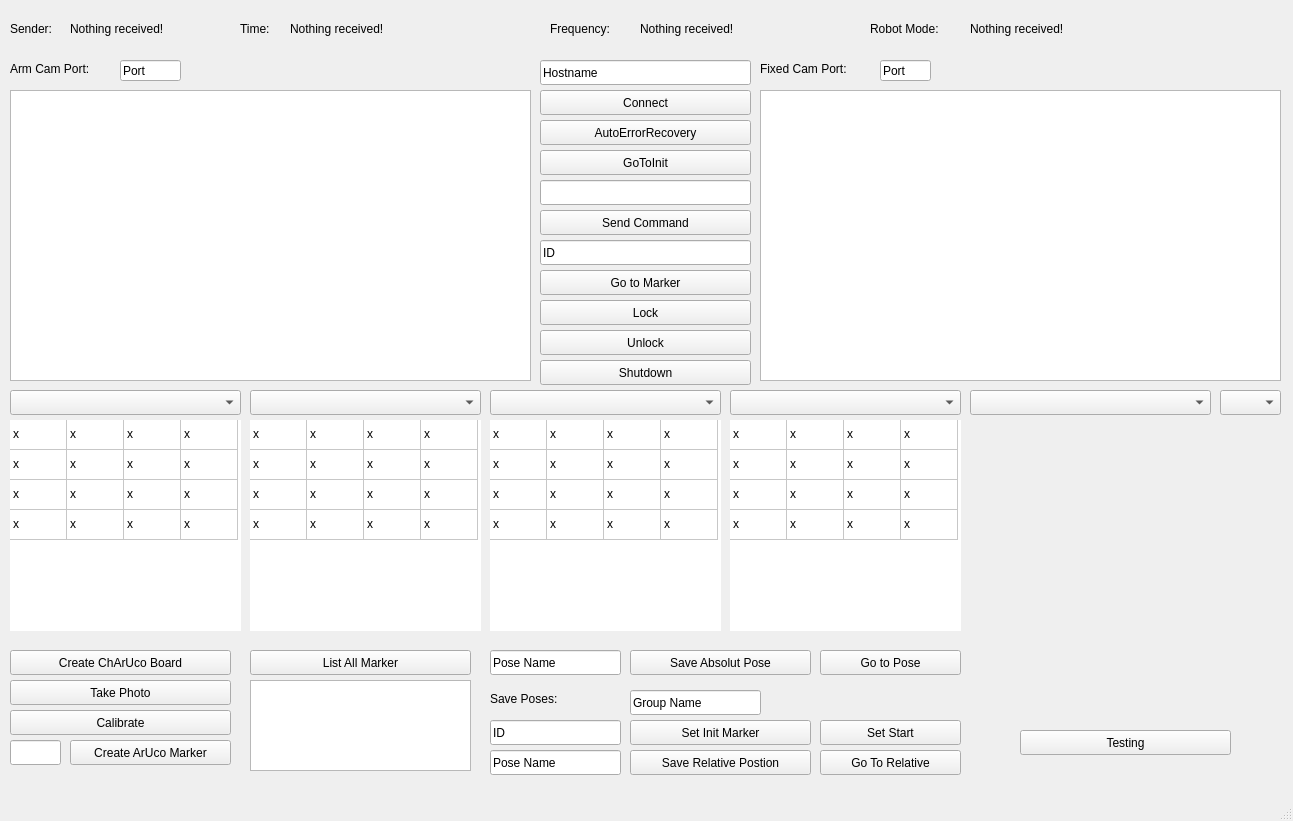
First picture: the form in user-interface/userinterface.ui, repository TheGaertner/cryopreservation-panda, before the edit.
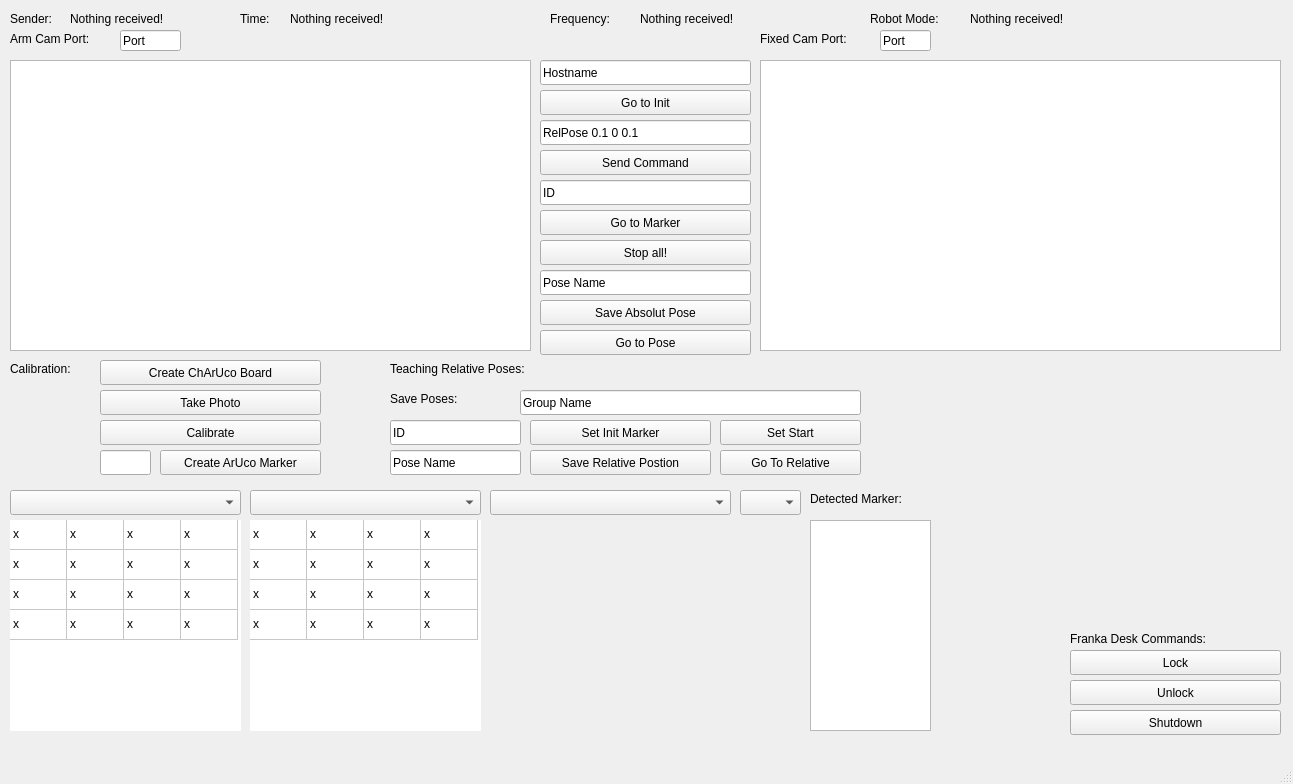
Second picture: the form after the edit. Icons and pictures are not drawn. Custom widgets are drawn as their Qt base class.

Diff of the .ui file:
```diff
--- a/user-interface/userinterface.ui
+++ b/user-interface/userinterface.ui
@@ -10,7 +10,7 @@
     <x>0</x>
     <y>0</y>
     <width>1293</width>
-    <height>821</height>
+    <height>784</height>
    </rect>
   </property>
   <property name="windowTitle">
@@ -34,7 +34,7 @@
     <property name="geometry">
      <rect>
       <x>10</x>
-      <y>420</y>
+      <y>520</y>
       <width>231</width>
       <height>211</height>
      </rect>
@@ -227,7 +227,7 @@
     <property name="geometry">
      <rect>
       <x>10</x>
-      <y>20</y>
+      <y>10</y>
       <width>61</width>
       <height>17</height>
      </rect>
@@ -240,7 +240,7 @@
     <property name="geometry">
      <rect>
       <x>70</x>
-      <y>20</y>
+      <y>10</y>
       <width>241</width>
       <height>17</height>
      </rect>
@@ -271,7 +271,7 @@
     <property name="geometry">
      <rect>
       <x>240</x>
-      <y>20</y>
+      <y>10</y>
       <width>41</width>
       <height>17</height>
      </rect>
@@ -284,7 +284,7 @@
     <property name="geometry">
      <rect>
       <x>290</x>
-      <y>20</y>
+      <y>10</y>
       <width>241</width>
       <height>17</height>
      </rect>
@@ -311,47 +311,24 @@
      <set>Qt::AlignLeading|Qt::AlignLeft|Qt::AlignVCenter</set>
     </property>
    </widget>
-   <widget class="QPushButton" name="pushButton">
-    <property name="geometry">
-     <rect>
-      <x>540</x>
-      <y>120</y>
-      <width>211</width>
-      <height>25</height>
-     </rect>
-    </property>
-    <property name="text">
-     <string>AutoErrorRecovery</string>
-    </property>
-   </widget>
-   <widget class="QPushButton" name="pushButton_2">
-    <property name="geometry">
-     <rect>
-      <x>540</x>
-      <y>90</y>
-      <width>211</width>
-      <height>25</height>
-     </rect>
-    </property>
-    <property name="text">
-     <string>Connect</string>
-    </property>
-   </widget>
    <widget class="QLineEdit" name="lineEdit">
     <property name="geometry">
      <rect>
       <x>540</x>
-      <y>180</y>
+      <y>120</y>
       <width>211</width>
       <height>25</height>
      </rect>
     </property>
+    <property name="text">
+     <string>RelPose 0.1 0 0.1</string>
+    </property>
    </widget>
    <widget class="QPushButton" name="pushButton_3">
     <property name="geometry">
      <rect>
       <x>540</x>
-      <y>210</y>
+      <y>150</y>
       <width>211</width>
       <height>25</height>
      </rect>
@@ -377,20 +354,20 @@
     <property name="geometry">
      <rect>
       <x>540</x>
-      <y>150</y>
+      <y>90</y>
       <width>211</width>
       <height>25</height>
      </rect>
     </property>
     <property name="text">
-     <string>GoToInit</string>
+     <string>Go to Init</string>
     </property>
    </widget>
    <widget class="QGraphicsView" name="graphicsView">
     <property name="geometry">
      <rect>
       <x>10</x>
-      <y>90</y>
+      <y>60</y>
       <width>521</width>
       <height>291</height>
      </rect>
@@ -399,8 +376,8 @@
    <widget class="QPushButton" name="pushButton_6">
     <property name="geometry">
      <rect>
-      <x>540</x>
-      <y>300</y>
+      <x>1070</x>
+      <y>650</y>
       <width>211</width>
       <height>25</height>
      </rect>
@@ -412,8 +389,8 @@
    <widget class="QPushButton" name="pushButton_7">
     <property name="geometry">
      <rect>
-      <x>540</x>
-      <y>330</y>
+      <x>1070</x>
+      <y>680</y>
       <width>211</width>
       <height>25</height>
      </rect>
@@ -425,8 +402,8 @@
    <widget class="QPushButton" name="pushButton_8">
     <property name="geometry">
      <rect>
-      <x>540</x>
-      <y>360</y>
+      <x>1070</x>
+      <y>710</y>
       <width>211</width>
       <height>25</height>
      </rect>
@@ -439,7 +416,7 @@
     <property name="geometry">
      <rect>
       <x>550</x>
-      <y>20</y>
+      <y>10</y>
       <width>91</width>
       <height>17</height>
      </rect>
@@ -452,7 +429,7 @@
     <property name="geometry">
      <rect>
       <x>640</x>
-      <y>20</y>
+      <y>10</y>
       <width>131</width>
       <height>17</height>
      </rect>
@@ -482,18 +459,18 @@
    <widget class="QCustomPlot" name="widget" native="true">
     <property name="geometry">
      <rect>
-      <x>970</x>
-      <y>420</y>
+      <x>490</x>
+      <y>520</y>
       <width>311</width>
-      <height>291</height>
+      <height>211</height>
      </rect>
     </property>
    </widget>
    <widget class="QComboBox" name="comboBox">
     <property name="geometry">
      <rect>
-      <x>970</x>
-      <y>390</y>
+      <x>490</x>
+      <y>490</y>
       <width>241</width>
       <height>25</height>
      </rect>
@@ -502,8 +479,8 @@
    <widget class="QComboBox" name="comboBox_2">
     <property name="geometry">
      <rect>
-      <x>1220</x>
-      <y>390</y>
+      <x>740</x>
+      <y>490</y>
       <width>61</width>
       <height>25</height>
      </rect>
@@ -513,7 +490,7 @@
     <property name="geometry">
      <rect>
       <x>10</x>
-      <y>390</y>
+      <y>490</y>
       <width>231</width>
       <height>25</height>
      </rect>
@@ -523,27 +500,7 @@
     <property name="geometry">
      <rect>
       <x>250</x>
-      <y>390</y>
-      <width>231</width>
-      <height>25</height>
-     </rect>
-    </property>
-   </widget>
-   <widget class="QComboBox" name="comboBox_5">
-    <property name="geometry">
-     <rect>
-      <x>490</x>
-      <y>390</y>
-      <width>231</width>
-      <height>25</height>
-     </rect>
-    </property>
-   </widget>
-   <widget class="QComboBox" name="comboBox_6">
-    <property name="geometry">
-     <rect>
-      <x>730</x>
-      <y>390</y>
+      <y>490</y>
       <width>231</width>
       <height>25</height>
      </rect>
@@ -556,399 +513,7 @@
     <property name="geometry">
      <rect>
       <x>250</x>
-      <y>420</y>
-      <width>231</width>
-      <height>211</height>
-     </rect>
-    </property>
-    <property name="sizePolicy">
-     <sizepolicy hsizetype="Minimum" vsizetype="Minimum">
-      <horstretch>0</horstretch>
-      <verstretch>0</verstretch>
-     </sizepolicy>
-    </property>
-    <property name="layoutDirection">
-     <enum>Qt::LeftToRight</enum>
-    </property>
-    <property name="autoFillBackground">
-     <bool>true</bool>
-    </property>
-    <property name="frameShape">
-     <enum>QFrame::NoFrame</enum>
-    </property>
-    <property name="frameShadow">
-     <enum>QFrame::Plain</enum>
-    </property>
-    <property name="verticalScrollBarPolicy">
-     <enum>Qt::ScrollBarAlwaysOff</enum>
-    </property>
-    <property name="horizontalScrollBarPolicy">
-     <enum>Qt::ScrollBarAlwaysOff</enum>
-    </property>
-    <property name="sizeAdjustPolicy">
-     <enum>QAbstractScrollArea::AdjustIgnored</enum>
-    </property>
-    <property name="autoScroll">
-     <bool>true</bool>
-    </property>
-    <property name="tabKeyNavigation">
-     <bool>true</bool>
-    </property>
-    <property name="selectionMode">
-     <enum>QAbstractItemView::NoSelection</enum>
-    </property>
-    <property name="textElideMode">
-     <enum>Qt::ElideRight</enum>
-    </property>
-    <property name="showGrid">
-     <bool>true</bool>
-    </property>
-    <property name="gridStyle">
-     <enum>Qt::SolidLine</enum>
-    </property>
-    <property name="sortingEnabled">
-     <bool>false</bool>
-    </property>
-    <property name="wordWrap">
-     <bool>false</bool>
-    </property>
-    <property name="cornerButtonEnabled">
-     <bool>false</bool>
-    </property>
-    <attribute name="horizontalHeaderVisible">
-     <bool>false</bool>
-    </attribute>
-    <attribute name="horizontalHeaderDefaultSectionSize">
-     <number>57</number>
-    </attribute>
-    <attribute name="verticalHeaderVisible">
-     <bool>false</bool>
-    </attribute>
-    <row>
-     <property name="text">
-      <string>1</string>
-     </property>
-    </row>
-    <row>
-     <property name="text">
-      <string>2</string>
-     </property>
-    </row>
-    <row>
-     <property name="text">
-      <string>3</string>
-     </property>
-    </row>
-    <row>
-     <property name="text">
-      <string>4</string>
-     </property>
-    </row>
-    <column>
-     <property name="text">
-      <string>1</string>
-     </property>
-    </column>
-    <column>
-     <property name="text">
-      <string>2</string>
-     </property>
-    </column>
-    <column>
-     <property name="text">
-      <string>3</string>
-     </property>
-    </column>
-    <column>
-     <property name="text">
-      <string>4</string>
-     </property>
-    </column>
-    <item row="0" column="0">
-     <property name="text">
-      <string>x</string>
-     </property>
-    </item>
-    <item row="0" column="1">
-     <property name="text">
-      <string>x</string>
-     </property>
-    </item>
-    <item row="0" column="2">
-     <property name="text">
-      <string>x</string>
-     </property>
-    </item>
-    <item row="0" column="3">
-     <property name="text">
-      <string>x</string>
-     </property>
-    </item>
-    <item row="1" column="0">
-     <property name="text">
-      <string>x</string>
-     </property>
-    </item>
-    <item row="1" column="1">
-     <property name="text">
-      <string>x</string>
-     </property>
-    </item>
-    <item row="1" column="2">
-     <property name="text">
-      <string>x</string>
-     </property>
-    </item>
-    <item row="1" column="3">
-     <property name="text">
-      <string>x</string>
-     </property>
-    </item>
-    <item row="2" column="0">
-     <property name="text">
-      <string>x</string>
-     </property>
-    </item>
-    <item row="2" column="1">
-     <property name="text">
-      <string>x</string>
-     </property>
-    </item>
-    <item row="2" column="2">
-     <property name="text">
-      <string>x</string>
-     </property>
-    </item>
-    <item row="2" column="3">
-     <property name="text">
-      <string>x</string>
-     </property>
-    </item>
-    <item row="3" column="0">
-     <property name="text">
-      <string>x</string>
-     </property>
-    </item>
-    <item row="3" column="1">
-     <property name="text">
-      <string>x</string>
-     </property>
-    </item>
-    <item row="3" column="2">
-     <property name="text">
-      <string>x</string>
-     </property>
-    </item>
-    <item row="3" column="3">
-     <property name="text">
-      <string>x</string>
-     </property>
-    </item>
-   </widget>
-   <widget class="QTableWidget" name="tableWidget_3">
-    <property name="enabled">
-     <bool>true</bool>
-    </property>
-    <property name="geometry">
-     <rect>
-      <x>490</x>
-      <y>420</y>
-      <width>231</width>
-      <height>211</height>
-     </rect>
-    </property>
-    <property name="sizePolicy">
-     <sizepolicy hsizetype="Minimum" vsizetype="Minimum">
-      <horstretch>0</horstretch>
-      <verstretch>0</verstretch>
-     </sizepolicy>
-    </property>
-    <property name="layoutDirection">
-     <enum>Qt::LeftToRight</enum>
-    </property>
-    <property name="autoFillBackground">
-     <bool>true</bool>
-    </property>
-    <property name="frameShape">
-     <enum>QFrame::NoFrame</enum>
-    </property>
-    <property name="frameShadow">
-     <enum>QFrame::Plain</enum>
-    </property>
-    <property name="verticalScrollBarPolicy">
-     <enum>Qt::ScrollBarAlwaysOff</enum>
-    </property>
-    <property name="horizontalScrollBarPolicy">
-     <enum>Qt::ScrollBarAlwaysOff</enum>
-    </property>
-    <property name="sizeAdjustPolicy">
-     <enum>QAbstractScrollArea::AdjustIgnored</enum>
-    </property>
-    <property name="autoScroll">
-     <bool>true</bool>
-    </property>
-    <property name="tabKeyNavigation">
-     <bool>true</bool>
-    </property>
-    <property name="selectionMode">
-     <enum>QAbstractItemView::NoSelection</enum>
-    </property>
-    <property name="textElideMode">
-     <enum>Qt::ElideRight</enum>
-    </property>
-    <property name="showGrid">
-     <bool>true</bool>
-    </property>
-    <property name="gridStyle">
-     <enum>Qt::SolidLine</enum>
-    </property>
-    <property name="sortingEnabled">
-     <bool>false</bool>
-    </property>
-    <property name="wordWrap">
-     <bool>false</bool>
-    </property>
-    <property name="cornerButtonEnabled">
-     <bool>false</bool>
-    </property>
-    <attribute name="horizontalHeaderVisible">
-     <bool>false</bool>
-    </attribute>
-    <attribute name="horizontalHeaderDefaultSectionSize">
-     <number>57</number>
-    </attribute>
-    <attribute name="verticalHeaderVisible">
-     <bool>false</bool>
-    </attribute>
-    <row>
-     <property name="text">
-      <string>1</string>
-     </property>
-    </row>
-    <row>
-     <property name="text">
-      <string>2</string>
-     </property>
-    </row>
-    <row>
-     <property name="text">
-      <string>3</string>
-     </property>
-    </row>
-    <row>
-     <property name="text">
-      <string>4</string>
-     </property>
-    </row>
-    <column>
-     <property name="text">
-      <string>1</string>
-     </property>
-    </column>
-    <column>
-     <property name="text">
-      <string>2</string>
-     </property>
-    </column>
-    <column>
-     <property name="text">
-      <string>3</string>
-     </property>
-    </column>
-    <column>
-     <property name="text">
-      <string>4</string>
-     </property>
-    </column>
-    <item row="0" column="0">
-     <property name="text">
-      <string>x</string>
-     </property>
-    </item>
-    <item row="0" column="1">
-     <property name="text">
-      <string>x</string>
-     </property>
-    </item>
-    <item row="0" column="2">
-     <property name="text">
-      <string>x</string>
-     </property>
-    </item>
-    <item row="0" column="3">
-     <property name="text">
-      <string>x</string>
-     </property>
-    </item>
-    <item row="1" column="0">
-     <property name="text">
-      <string>x</string>
-     </property>
-    </item>
-    <item row="1" column="1">
-     <property name="text">
-      <string>x</string>
-     </property>
-    </item>
-    <item row="1" column="2">
-     <property name="text">
-      <string>x</string>
-     </property>
-    </item>
-    <item row="1" column="3">
-     <property name="text">
-      <string>x</string>
-     </property>
-    </item>
-    <item row="2" column="0">
-     <property name="text">
-      <string>x</string>
-     </property>
-    </item>
-    <item row="2" column="1">
-     <property name="text">
-      <string>x</string>
-     </property>
-    </item>
-    <item row="2" column="2">
-     <property name="text">
-      <string>x</string>
-     </property>
-    </item>
-    <item row="2" column="3">
-     <property name="text">
-      <string>x</string>
-     </property>
-    </item>
-    <item row="3" column="0">
-     <property name="text">
-      <string>x</string>
-     </property>
-    </item>
-    <item row="3" column="1">
-     <property name="text">
-      <string>x</string>
-     </property>
-    </item>
-    <item row="3" column="2">
-     <property name="text">
-      <string>x</string>
-     </property>
-    </item>
-    <item row="3" column="3">
-     <property name="text">
-      <string>x</string>
-     </property>
-    </item>
-   </widget>
-   <widget class="QTableWidget" name="tableWidget_4">
-    <property name="enabled">
-     <bool>true</bool>
-    </property>
-    <property name="geometry">
-     <rect>
-      <x>730</x>
-      <y>420</y>
+      <y>520</y>
       <width>231</width>
       <height>211</height>
      </rect>
@@ -1141,7 +706,7 @@
     <property name="geometry">
      <rect>
       <x>760</x>
-      <y>90</y>
+      <y>60</y>
       <width>521</width>
       <height>291</height>
      </rect>
@@ -1151,7 +716,7 @@
     <property name="geometry">
      <rect>
       <x>10</x>
-      <y>60</y>
+      <y>30</y>
       <width>111</width>
       <height>17</height>
      </rect>
@@ -1164,7 +729,7 @@
     <property name="geometry">
      <rect>
       <x>760</x>
-      <y>60</y>
+      <y>30</y>
       <width>111</width>
       <height>17</height>
      </rect>
@@ -1173,24 +738,11 @@
      <string>Fixed Cam Port:</string>
     </property>
    </widget>
-   <widget class="QPushButton" name="pushButton_9">
-    <property name="geometry">
-     <rect>
-      <x>1020</x>
-      <y>730</y>
-      <width>211</width>
-      <height>25</height>
-     </rect>
-    </property>
-    <property name="text">
-     <string>Testing</string>
-    </property>
-   </widget>
    <widget class="QPushButton" name="pushButton_10">
     <property name="geometry">
      <rect>
-      <x>10</x>
-      <y>650</y>
+      <x>100</x>
+      <y>360</y>
       <width>221</width>
       <height>25</height>
      </rect>
@@ -1202,8 +754,8 @@
    <widget class="QLineEdit" name="lineEdit_3">
     <property name="geometry">
      <rect>
-      <x>10</x>
-      <y>740</y>
+      <x>100</x>
+      <y>450</y>
       <width>51</width>
       <height>25</height>
      </rect>
@@ -1212,8 +764,8 @@
    <widget class="QPushButton" name="pushButton_11">
     <property name="geometry">
      <rect>
-      <x>70</x>
-      <y>740</y>
+      <x>160</x>
+      <y>450</y>
       <width>161</width>
       <height>25</height>
      </rect>
@@ -1225,8 +777,8 @@
    <widget class="QPushButton" name="pushButton_12">
     <property name="geometry">
      <rect>
-      <x>10</x>
-      <y>680</y>
+      <x>100</x>
+      <y>390</y>
       <width>221</width>
       <height>25</height>
      </rect>
@@ -1238,8 +790,8 @@
    <widget class="QPushButton" name="pushButton_13">
     <property name="geometry">
      <rect>
-      <x>10</x>
-      <y>710</y>
+      <x>100</x>
+      <y>420</y>
       <width>221</width>
       <height>25</height>
      </rect>
@@ -1252,7 +804,7 @@
     <property name="geometry">
      <rect>
       <x>870</x>
-      <y>20</y>
+      <y>10</y>
       <width>131</width>
       <height>17</height>
      </rect>
@@ -1283,7 +835,7 @@
     <property name="geometry">
      <rect>
       <x>970</x>
-      <y>20</y>
+      <y>10</y>
       <width>131</width>
       <height>17</height>
      </rect>
@@ -1310,24 +862,11 @@
      <set>Qt::AlignLeading|Qt::AlignLeft|Qt::AlignVCenter</set>
     </property>
    </widget>
-   <widget class="QPushButton" name="pushButton_14">
-    <property name="geometry">
-     <rect>
-      <x>250</x>
-      <y>650</y>
-      <width>221</width>
-      <height>25</height>
-     </rect>
-    </property>
-    <property name="text">
-     <string>List All Marker</string>
-    </property>
-   </widget>
    <widget class="QPushButton" name="pushButton_15">
     <property name="geometry">
      <rect>
-      <x>630</x>
-      <y>720</y>
+      <x>530</x>
+      <y>420</y>
       <width>181</width>
       <height>25</height>
      </rect>
@@ -1339,8 +878,8 @@
    <widget class="QLineEdit" name="lineEdit_4">
     <property name="geometry">
      <rect>
-      <x>490</x>
-      <y>720</y>
+      <x>390</x>
+      <y>420</y>
       <width>131</width>
       <height>25</height>
      </rect>
@@ -1352,8 +891,8 @@
    <widget class="QPushButton" name="pushButton_16">
     <property name="geometry">
      <rect>
-      <x>630</x>
-      <y>750</y>
+      <x>530</x>
+      <y>450</y>
       <width>181</width>
       <height>25</height>
      </rect>
@@ -1365,8 +904,8 @@
    <widget class="QLineEdit" name="lineEdit_5">
     <property name="geometry">
      <rect>
-      <x>490</x>
-      <y>750</y>
+      <x>390</x>
+      <y>450</y>
       <width>131</width>
       <height>25</height>
      </rect>
@@ -1378,9 +917,9 @@
    <widget class="QLineEdit" name="lineEdit_6">
     <property name="geometry">
      <rect>
-      <x>490</x>
-      <y>650</y>
-      <width>131</width>
+      <x>540</x>
+      <y>270</y>
+      <width>211</width>
       <height>25</height>
      </rect>
     </property>
@@ -1391,9 +930,9 @@
    <widget class="QPushButton" name="pushButton_17">
     <property name="geometry">
      <rect>
-      <x>630</x>
-      <y>650</y>
-      <width>181</width>
+      <x>540</x>
+      <y>300</y>
+      <width>211</width>
       <height>25</height>
      </rect>
     </property>
@@ -1405,7 +944,7 @@
     <property name="geometry">
      <rect>
       <x>120</x>
-      <y>60</y>
+      <y>30</y>
       <width>61</width>
       <height>21</height>
      </rect>
@@ -1418,7 +957,7 @@
     <property name="geometry">
      <rect>
       <x>880</x>
-      <y>60</y>
+      <y>30</y>
       <width>51</width>
       <height>21</height>
      </rect>
@@ -1430,10 +969,10 @@
    <widget class="QListWidget" name="listWidget">
     <property name="geometry">
      <rect>
-      <x>250</x>
-      <y>680</y>
-      <width>221</width>
-      <height>91</height>
+      <x>810</x>
+      <y>520</y>
+      <width>121</width>
+      <height>211</height>
      </rect>
     </property>
    </widget>
@@ -1441,7 +980,7 @@
     <property name="geometry">
      <rect>
       <x>540</x>
-      <y>270</y>
+      <y>210</y>
       <width>211</width>
       <height>25</height>
      </rect>
@@ -1454,7 +993,7 @@
     <property name="geometry">
      <rect>
       <x>540</x>
-      <y>240</y>
+      <y>180</y>
       <width>211</width>
       <height>25</height>
      </rect>
@@ -1466,9 +1005,9 @@
    <widget class="QLineEdit" name="lineEdit_10">
     <property name="geometry">
      <rect>
-      <x>630</x>
-      <y>690</y>
-      <width>131</width>
+      <x>520</x>
+      <y>390</y>
+      <width>341</width>
       <height>25</height>
      </rect>
     </property>
@@ -1479,8 +1018,8 @@
    <widget class="QLabel" name="label_7">
     <property name="geometry">
      <rect>
-      <x>490</x>
-      <y>690</y>
+      <x>390</x>
+      <y>390</y>
       <width>101</width>
       <height>17</height>
      </rect>
@@ -1492,8 +1031,8 @@
    <widget class="QPushButton" name="pushButton_19">
     <property name="geometry">
      <rect>
-      <x>820</x>
-      <y>720</y>
+      <x>720</x>
+      <y>420</y>
       <width>141</width>
       <height>25</height>
      </rect>
@@ -1505,8 +1044,8 @@
    <widget class="QPushButton" name="pushButton_20">
     <property name="geometry">
      <rect>
-      <x>820</x>
-      <y>750</y>
+      <x>720</x>
+      <y>450</y>
       <width>141</width>
       <height>25</height>
      </rect>
@@ -1518,9 +1057,9 @@
    <widget class="QPushButton" name="pushButton_21">
     <property name="geometry">
      <rect>
-      <x>820</x>
-      <y>650</y>
-      <width>141</width>
+      <x>540</x>
+      <y>330</y>
+      <width>211</width>
       <height>25</height>
      </rect>
     </property>
@@ -1528,6 +1067,71 @@
      <string>Go to Pose</string>
     </property>
    </widget>
+   <widget class="QPushButton" name="pushButton_5">
+    <property name="geometry">
+     <rect>
+      <x>540</x>
+      <y>240</y>
+      <width>211</width>
+      <height>25</height>
+     </rect>
+    </property>
+    <property name="text">
+     <string>Stop all!</string>
+    </property>
+   </widget>
+   <widget class="QLabel" name="label_15">
+    <property name="geometry">
+     <rect>
+      <x>810</x>
+      <y>490</y>
+      <width>131</width>
+      <height>17</height>
+     </rect>
+    </property>
+    <property name="text">
+     <string>Detected Marker:</string>
+    </property>
+   </widget>
+   <widget class="QLabel" name="label_16">
+    <property name="geometry">
+     <rect>
+      <x>1070</x>
+      <y>630</y>
+      <width>171</width>
+      <height>17</height>
+     </rect>
+    </property>
+    <property name="text">
+     <string>Franka Desk Commands:</string>
+    </property>
+   </widget>
+   <widget class="QLabel" name="label_8">
+    <property name="geometry">
+     <rect>
+      <x>390</x>
+      <y>360</y>
+      <width>181</width>
+      <height>17</height>
+     </rect>
+    </property>
+    <property name="text">
+     <string>Teaching Relative Poses:</string>
+    </property>
+   </widget>
+   <widget class="QLabel" name="label_9">
+    <property name="geometry">
+     <rect>
+      <x>10</x>
+      <y>360</y>
+      <width>81</width>
+      <height>17</height>
+     </rect>
+    </property>
+    <property name="text">
+     <string>Calibration:</string>
+    </property>
+   </widget>
   </widget>
   <widget class="QMenuBar" name="menubar">
    <property name="geometry">
```
